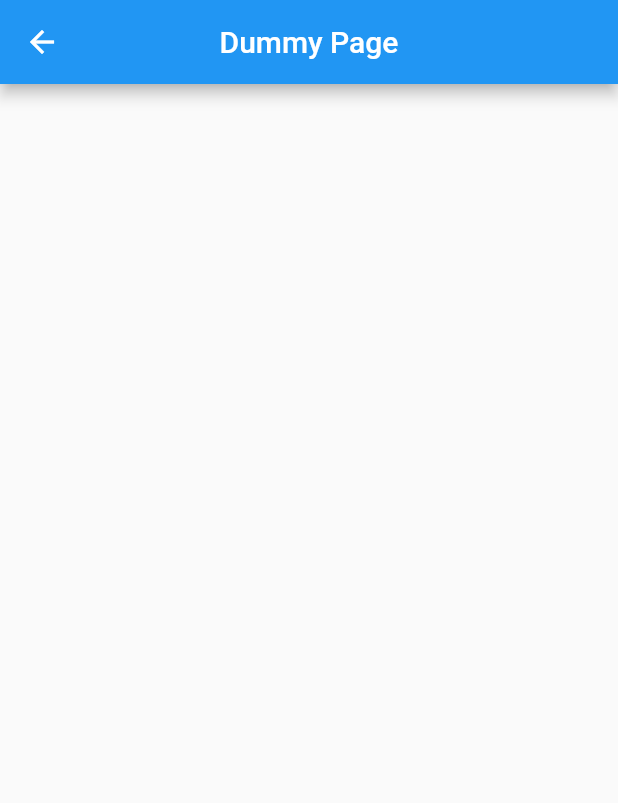
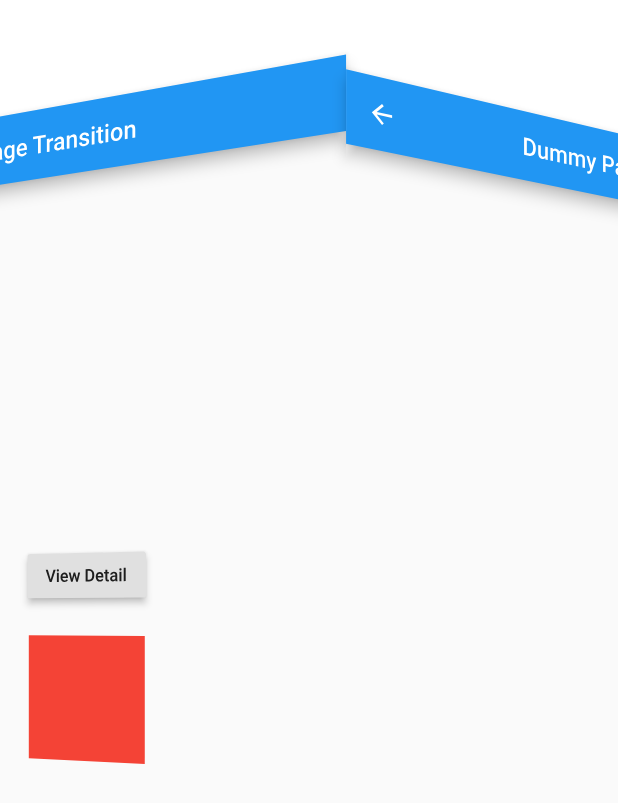
Before and after one commit to Chunlee17/flutter_playground, a Flutter app: the FlipPageTransition screen opened directly, after a tap on "View Detail", on a phone screen of 412 x 824 dp. Shown: the top 803 px of the screen. Run offline on Flutter 3.47's test engine with Material 2 defaults, Android fonts, the light colour scheme and no system bars; our stand-ins replace audioplayers, dio, easy_localization, flare_flutter, flutter_bloc, flutter_colorpicker and 12 more; missing offline and left inert: dio_http_cache, firebase_ml_vision, flutter_sound, jin_widget_helper; accounts and stored records are empty; generated files the repository leaves out were written again; network calls fail.

Commit message:
add animation package and clipper

```diff
--- a/lib/constant/app_constant.dart
+++ b/lib/constant/app_constant.dart
@@ -1,4 +1,3 @@
-const String token =
-    'pk.eyJ1IjoiY2h1bmxlZS10aG9uZyIsImEiOiJjazU3anl4ZzMwNHByM29vNHQ3aXVvZWxvIn0.5myktqzdMYAtWW9l3QUxCg';
+const String token = "MAPBOX_TOKEN";
 
 const String ContactBox = 'contacts';
--- a/lib/models/page_model.dart
+++ b/lib/models/page_model.dart
@@ -7,13 +7,14 @@ import 'package:flutter_playground/playground_pages/container_shadow.dart';
 import 'package:flutter_playground/playground_pages/draggable_scrollable_sheet.dart';
 import 'package:flutter_playground/playground_pages/firebase_face_detection.dart';
 import 'package:flutter_playground/playground_pages/flip_page_transition.dart';
+import 'package:flutter_playground/playground_pages/flutter_animation_package.dart';
+import 'package:flutter_playground/playground_pages/flutter_clipper.dart';
 import 'package:flutter_playground/playground_pages/flutter_inherited_widget.dart';
 import 'package:flutter_playground/playground_pages/flutter_navigation_rails.dart';
 import 'package:flutter_playground/playground_pages/flutter_provider.dart';
 import 'package:flutter_playground/playground_pages/flutter_stateful_widget.dart';
 import 'package:flutter_playground/playground_pages/get_package_state_management.dart';
 import 'package:flutter_playground/playground_pages/google_map_polyline.dart';
-import 'package:flutter_playground/playground_pages/half_circle_clipper.dart';
 import 'package:flutter_playground/playground_pages/hive_database.dart';
 import 'package:flutter_playground/playground_pages/interval_animation.dart';
 import 'package:flutter_playground/playground_pages/lerp_animation.dart';
@@ -54,7 +55,10 @@ class PageModel {
 //pages
 final List<PageModel> pages = [
   PageModel(page: StreamBuilderPlayground()),
-  PageModel(page: ScalingPage("https://picsum.photos/300"), shouldHaveTransition: true, image: "https://picsum.photos/300"),
+  PageModel(
+      page: ScalingPage("https://picsum.photos/300"),
+      shouldHaveTransition: true,
+      image: "https://picsum.photos/300"),
   PageModel(page: IntervalAnimation()),
   PageModel(page: FirebaseFaceDetectionDemo()),
   PageModel(page: SliverPersistentHeaderDemo()),
@@ -69,7 +73,7 @@ final List<PageModel> pages = [
   PageModel(page: AudioPlayerDemo()),
   PageModel(page: BlocWithGetIt()),
   PageModel(page: PageViewEnlarge()),
-  PageModel(page: HalfCircleClipper()),
+  PageModel(page: FlutterClipper()),
   PageModel(page: NewLocalization()),
   PageModel(page: SoundRecorderDemo()),
   PageModel(page: FlutterProvider()),
@@ -82,4 +86,5 @@ final List<PageModel> pages = [
   PageModel(page: FlutterNavigationRails()),
   PageModel(page: GetPackageStateManagement()),
   PageModel(page: FlipPageTransition()),
+  PageModel(page: FlutterAnimationPackage()),
 ];
--- a/lib/playground_pages/flip_page_transition.dart
+++ b/lib/playground_pages/flip_page_transition.dart
@@ -1,8 +1,5 @@
 import 'dart:math';
-
 import 'package:flutter/material.dart';
-import 'package:flutter_playground/widgets/scaffold_boiler_plate.dart';
-
 import 'dummy_page.dart';
 
 class FlipPageTransition extends StatefulWidget {
@@ -10,61 +7,66 @@ class FlipPageTransition extends StatefulWidget {
   _FlipPageTransitionState createState() => _FlipPageTransitionState();
 }
 
-class _FlipPageTransitionState extends State<FlipPageTransition> with SingleTickerProviderStateMixin {
-  AnimationController animationController;
-  Animation<double> parentRotation;
+class _FlipPageTransitionState extends State<FlipPageTransition>
+    with SingleTickerProviderStateMixin {
+  AnimationController controller;
+  Animation<double> parentScale;
+  Size size;
+  double minScale = 0.8;
 
-  static const transitionDuration = Duration(milliseconds: 500);
+  static const transitionDuration = Duration(milliseconds: 2500);
 
   void viewDetail() async {
-    animationController.forward();
-    await Future.delayed(transitionDuration);
+    controller.forward();
     await Navigator.of(context).push(PageRouteBuilder(
       transitionDuration: transitionDuration,
       transitionsBuilder: (context, animation, secondaryAnimation, child) {
-        var angle = Tween(begin: pi / 2, end: 0.0).animate(
-          CurvedAnimation(
-            parent: animation,
-            curve: Curves.linear,
-          ),
-        );
-        var transform = Matrix4.rotationY(angle.value);
+        var scale = Tween(begin: minScale, end: 1.0)
+            .animate(CurvedAnimation(curve: Curves.linear, parent: animation));
+
+        var transform = Matrix4.identity()
+          ..setEntry(3, 2, 0.01)
+          ..translate((1 - controller.value) * size.width)
+          ..rotateY((1 - controller.value) * -0.1)
+          ..scale(1.0, scale.value, 1.0);
+
         return Transform(
           transform: transform,
-          alignment: Alignment.center,
+          alignment: Alignment.centerLeft,
           child: child,
         );
       },
       pageBuilder: (context, _, __) => DummyPage(),
     ));
-    await Future.delayed(transitionDuration);
-    animationController.reverse();
+    controller.reverse();
   }
 
   @override
   void initState() {
-    animationController = AnimationController(vsync: this, duration: transitionDuration);
-    parentRotation = Tween(begin: 0.0, end: pi / 2).animate(animationController);
+    controller = AnimationController(vsync: this, duration: transitionDuration);
+    parentScale = Tween(begin: 1.0, end: minScale).animate(controller);
     super.initState();
   }
 
   @override
   void dispose() {
-    animationController.dispose();
+    controller.dispose();
     super.dispose();
   }
 
   @override
   Widget build(BuildContext context) {
+    size = MediaQuery.of(context).size;
     return AnimatedBuilder(
-      animation: animationController,
+      animation: controller,
       builder: (BuildContext context, Widget child) {
         return Transform(
-          transform: Matrix4.identity(),
-          // ..setEntry(3, 2, 0.01)
-          // ..scale(1 - animationController.value * .5)
-          // ..translate(animationController.value * -100)
-          // ..rotateY(animationController.value),
+          alignment: Alignment.centerRight,
+          transform: Matrix4.identity()
+            ..setEntry(3, 2, 0.01)
+            ..translate(controller.value * -size.width)
+            ..scale(1.0, parentScale.value, 1.0)
+            ..rotateY(controller.value * 0.1),
           child: Scaffold(
             appBar: AppBar(title: Text("Flip Page Transition")),
             body: Center(
@@ -76,12 +78,10 @@ class _FlipPageTransitionState extends State<FlipPageTransition> with SingleTick
                     child: Text("View Detail"),
                   ),
                   Transform(
-                    alignment: FractionalOffset.centerRight,
+                    alignment: FractionalOffset.center,
                     transform: Matrix4.identity()
-                      ..setEntry(3, 2, 0.01)
-                      ..scale(1 - animationController.value * .5)
-                      ..translate(animationController.value * -100)
-                      ..rotateY(animationController.value),
+                      ..setEntry(3, 2, 0.009)
+                      ..rotateY(0),
                     child: Container(
                       color: Colors.red,
                       width: 100,
@@ -92,15 +92,6 @@ class _FlipPageTransitionState extends State<FlipPageTransition> with SingleTick
                 ],
               ),
             ),
-            floatingActionButton: FloatingActionButton(
-              onPressed: () {
-                if (animationController.isCompleted)
-                  animationController.reverse();
-                else
-                  animationController.forward();
-              },
-              child: Icon(Icons.play_arrow),
-            ),
           ),
         );
       },
--- a/pubspec.yaml
+++ b/pubspec.yaml
@@ -38,6 +38,7 @@ dependencies:
   dio_http_cache: ^0.2.6
   hive: ^1.4.1+1
   get: ^2.1.1
+  animations: ^1.0.0+5
 
 dev_dependencies:
   hive_generator: any
```
Also changed, not shown: lib/playground_pages/flutter_animation_package.dart (added, +50 -0 lines), lib/playground_pages/flutter_clipper.dart (renamed from lib/playground_pages/half_circle_clipper.dart, +3 -5 lines), lib/playground_pages/get_package_state_management.dart (+15 -10 lines), pubspec.lock.
